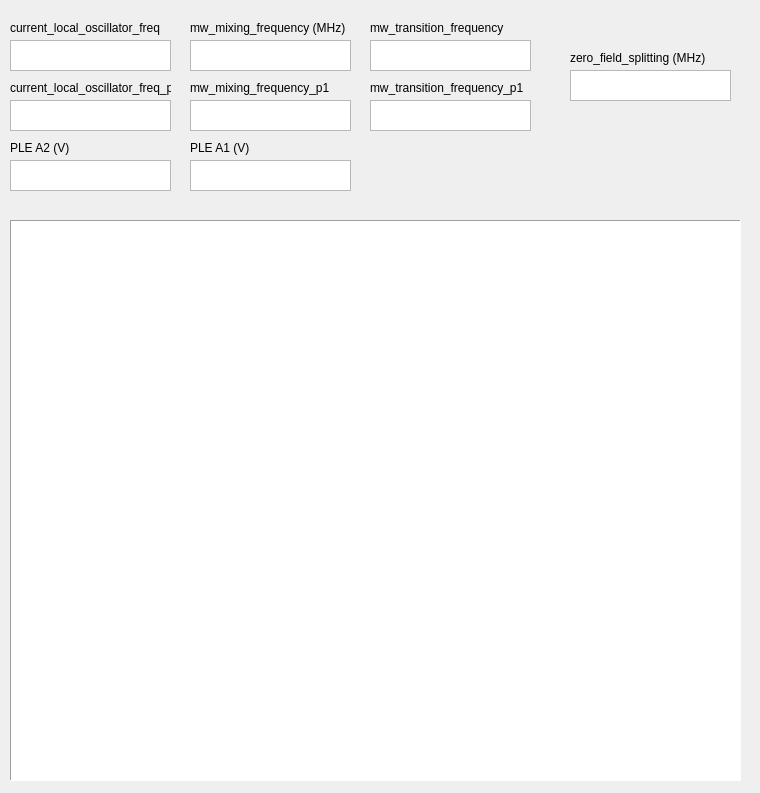
pi3Stuttgart/qudi, file gui/transition_tracker/transition_tracker.ui: the form before one commit.
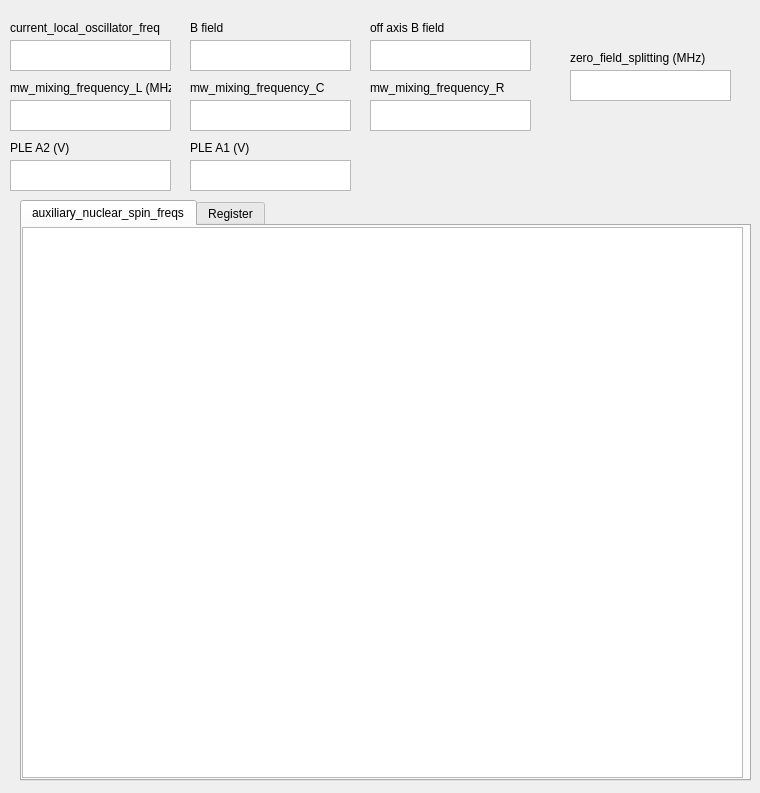
The form after the commit. Custom widgets are drawn as their Qt base class.

Commit message: Added Register table to TT GUI

Patch:
```diff
--- a/gui/transition_tracker/transition_tracker.ui
+++ b/gui/transition_tracker/transition_tracker.ui
@@ -32,28 +32,6 @@
     <string>Remove next script</string>
    </property>
   </widget>
-  <widget class="QTableWidgetEnhancedDrop" name="script_queue_table">
-   <property name="enabled">
-    <bool>true</bool>
-   </property>
-   <property name="geometry">
-    <rect>
-     <x>10</x>
-     <y>220</y>
-     <width>731</width>
-     <height>561</height>
-    </rect>
-   </property>
-   <property name="autoFillBackground">
-    <bool>false</bool>
-   </property>
-   <property name="frameShape">
-    <enum>QFrame::Panel</enum>
-   </property>
-   <property name="selectionMode">
-    <enum>QAbstractItemView::MultiSelection</enum>
-   </property>
-  </widget>
   <widget class="QPushButton" name="set_stop_request_button">
    <property name="geometry">
     <rect>
@@ -112,7 +90,7 @@
     </rect>
    </property>
    <property name="text">
-    <string>current_local_oscillator_freq_p1</string>
+    <string>mw_mixing_frequency_L (MHz)</string>
    </property>
   </widget>
   <widget class="QTextBrowser" name="current_local_oscillator_freq_p1_text_field">
@@ -144,7 +122,7 @@
     </rect>
    </property>
    <property name="text">
-    <string>mw_mixing_frequency (MHz)</string>
+    <string>B field</string>
    </property>
   </widget>
   <widget class="QLabel" name="current_local_oscillator_freq_label_4">
@@ -160,7 +138,7 @@
     </rect>
    </property>
    <property name="text">
-    <string>mw_mixing_frequency_p1</string>
+    <string>mw_mixing_frequency_C</string>
    </property>
   </widget>
   <widget class="QLabel" name="current_local_oscillator_freq_label_5">
@@ -176,7 +154,7 @@
     </rect>
    </property>
    <property name="text">
-    <string>mw_transition_frequency</string>
+    <string>off axis B field</string>
    </property>
   </widget>
   <widget class="QLabel" name="current_local_oscillator_freq_label_6">
@@ -192,7 +170,7 @@
     </rect>
    </property>
    <property name="text">
-    <string>mw_transition_frequency_p1</string>
+    <string>mw_mixing_frequency_R</string>
    </property>
   </widget>
   <widget class="QTextBrowser" name="mw_mixing_frequency_text_field">
@@ -355,14 +333,40 @@
     <string>PLE A1 (V)</string>
    </property>
   </widget>
+  <widget class="QTabWidget" name="tabWidget">
+   <property name="geometry">
+    <rect>
+     <x>20</x>
+     <y>200</y>
+     <width>731</width>
+     <height>581</height>
+    </rect>
+   </property>
+   <property name="currentIndex">
+    <number>0</number>
+   </property>
+   <widget class="QWidget" name="auxiliary_nuclear_spin">
+    <attribute name="title">
+     <string>auxiliary_nuclear_spin_freqs</string>
+    </attribute>
+    <widget class="QTableWidget" name="script_queue_table">
+     <property name="geometry">
+      <rect>
+       <x>0</x>
+       <y>1</y>
+       <width>721</width>
+       <height>551</height>
+      </rect>
+     </property>
+    </widget>
+   </widget>
+   <widget class="QWidget" name="Register">
+    <attribute name="title">
+     <string>Register</string>
+    </attribute>
+   </widget>
+  </widget>
  </widget>
- <customwidgets>
-  <customwidget>
-   <class>QTableWidgetEnhancedDrop</class>
-   <extends>QTableWidget</extends>
-   <header>logic/qudip_enhanced/qtgui/custom_widgets.h</header>
-  </customwidget>
- </customwidgets>
  <resources/>
  <connections/>
 </ui>
```
Left out of the diff: 12 changed lines with no effect on the pictures. The commit also changes 9 other files.
